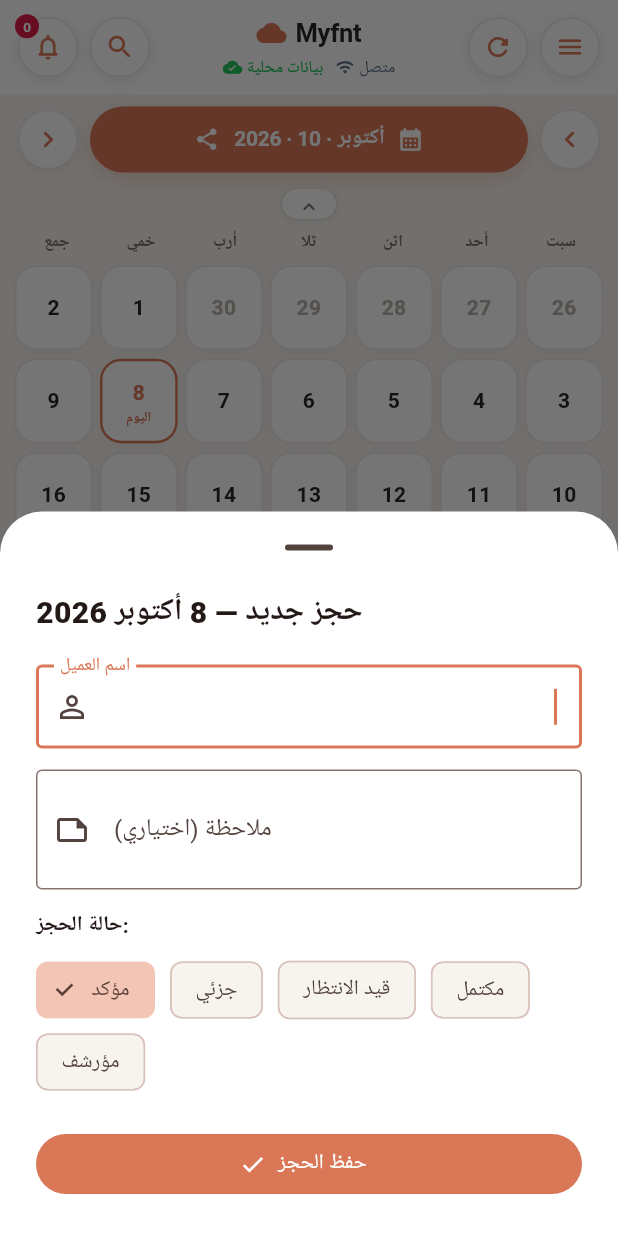
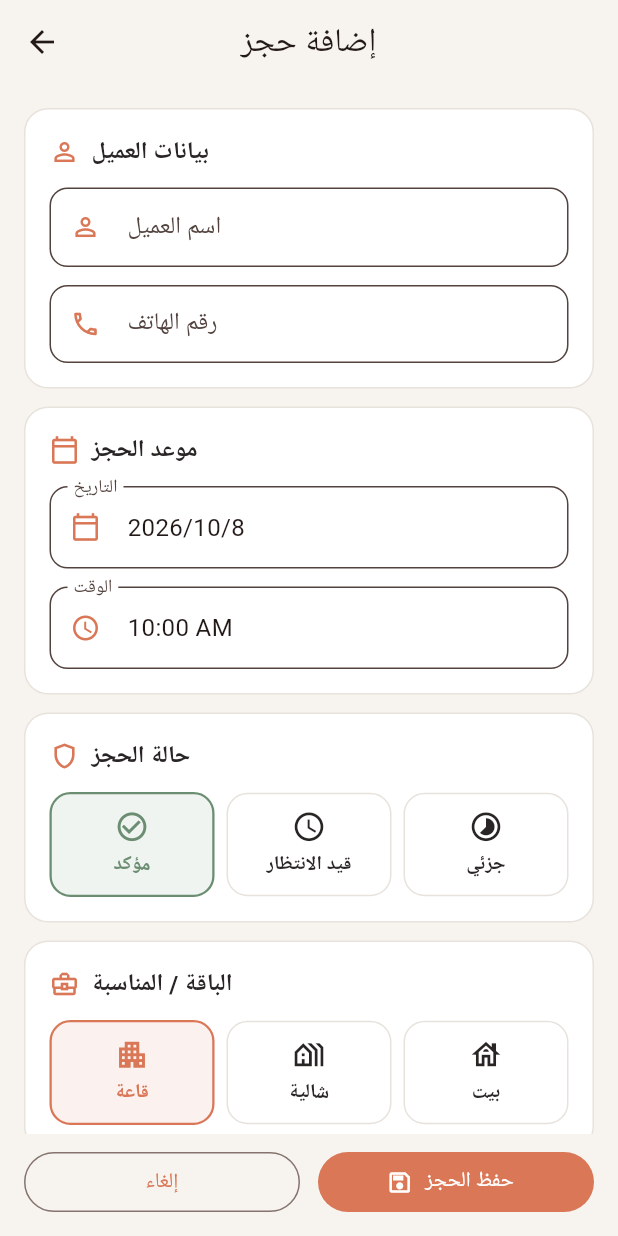
Before and after one commit to KAYANSTOR/Myfnt-app, a Flutter app: the screen it shows after launch, item 3 of the bottom bar chosen, on a phone screen of 412 x 824 dp. Run offline on Flutter 3.47's test engine with Material 3 defaults, Android fonts, the phone set to English and light mode, and no system bars; our stand-ins replace drift, drift_flutter, flutter_riverpod; accounts and stored records are empty; generated files the repository leaves out were written again; Roboto replaces fonts that are missing (Arial).

Commit message:
feat(bookings): merge full booking form and success flow
- Merge shared booking form components and semantic theme aliases\n- Add customer, phone, schedule, package, amount, payment, and notes fields\n- Connect the form to BookingController and show success actions\n- Replace the placeholder bottom sheet with the full booking screen

```diff
--- a/lib/core/theme/app_theme.dart
+++ b/lib/core/theme/app_theme.dart
@@ -18,6 +18,14 @@ abstract final class AppColors {
   static const available = Color(0xFFE7E2DC);
 
   static const error = Color(0xFFC65D5D);
+  // Semantic aliases used by the booking form components.
+  static const background = surface;
+  static const text = textDark;
+  static const muted = textMid;
+  static const border = available;
+  static const success = booked;
+  static const warning = partial;
+  static const info = Color(0xFF647488);
 }
 
 /// ثيم التطبيق الرئيسي
--- /dev/null
+++ b/lib/features/bookings/models/booking_form_models.dart
@@ -0,0 +1,41 @@
+import 'package:flutter/material.dart';
+
+import '../domain/booking.dart';
+
+enum BookingPackage { hall, chalet, house }
+
+class AddBookingInput {
+  const AddBookingInput({
+    required this.customerName,
+    required this.phone,
+    required this.startsAt,
+    required this.status,
+    required this.package,
+    required this.totalMinor,
+    required this.paidMinor,
+    required this.notes,
+  });
+
+  final String customerName;
+  final String phone;
+  final DateTime startsAt;
+  final BookingStatus status;
+  final BookingPackage package;
+  final int totalMinor;
+  final int paidMinor;
+  final String notes;
+
+  int get remainingMinor => totalMinor - paidMinor;
+}
+
+String packageLabel(BookingPackage value) => switch (value) {
+      BookingPackage.house => 'بيت',
+      BookingPackage.chalet => 'شالية',
+      BookingPackage.hall => 'قاعة',
+    };
+
+IconData packageIcon(BookingPackage value) => switch (value) {
+      BookingPackage.house => Icons.house_outlined,
+      BookingPackage.chalet => Icons.holiday_village_outlined,
+      BookingPackage.hall => Icons.apartment_outlined,
+    };
--- /dev/null
+++ b/lib/features/bookings/presentation/add_booking_screen.dart
@@ -0,0 +1,157 @@
+import 'package:flutter/material.dart';
+import 'package:flutter/services.dart';
+
+import '../../../core/theme/app_theme.dart';
+import '../domain/booking.dart';
+import '../models/booking_form_models.dart';
+import '../widgets/choice_card.dart';
+import '../widgets/section_card.dart';
+import 'booking_success_screen.dart';
+
+class AddBookingScreen extends StatefulWidget {
+  const AddBookingScreen({super.key, required this.initialDate, required this.onSave, this.currencyLabel = 'YER'});
+  final DateTime initialDate;
+  final Future<void> Function(AddBookingInput input) onSave;
+  final String currencyLabel;
+
+  @override
+  State<AddBookingScreen> createState() => _AddBookingScreenState();
+}
+
+class _AddBookingScreenState extends State<AddBookingScreen> {
+  final _formKey = GlobalKey<FormState>();
+  final _nameCtrl = TextEditingController();
+  final _phoneCtrl = TextEditingController();
+  final _totalCtrl = TextEditingController();
+  final _paidCtrl = TextEditingController(text: '0');
+  final _notesCtrl = TextEditingController();
+  late DateTime _date;
+  TimeOfDay _time = const TimeOfDay(hour: 10, minute: 0);
+  BookingStatus _status = BookingStatus.confirmed;
+  BookingPackage _package = BookingPackage.hall;
+  bool _saving = false;
+  String? _error;
+
+  @override
+  void initState() {
+    super.initState();
+    _date = DateTime(widget.initialDate.year, widget.initialDate.month, widget.initialDate.day);
+  }
+
+  @override
+  void dispose() {
+    _nameCtrl.dispose();
+    _phoneCtrl.dispose();
+    _totalCtrl.dispose();
+    _paidCtrl.dispose();
+    _notesCtrl.dispose();
+    super.dispose();
+  }
+
+  int get _total => int.tryParse(_totalCtrl.text.trim()) ?? 0;
+  int get _paid => int.tryParse(_paidCtrl.text.trim()) ?? 0;
+
+  Future<void> _pickDate() async {
+    final picked = await showDatePicker(context: context, initialDate: _date, firstDate: DateTime(2020), lastDate: DateTime(2100));
+    if (picked != null) setState(() => _date = picked);
+  }
+
+  Future<void> _pickTime() async {
+    final picked = await showTimePicker(context: context, initialTime: _time);
+    if (picked != null) setState(() => _time = picked);
+  }
+
+  Future<void> _submit() async {
+    if (!(_formKey.currentState?.validate() ?? false)) return;
+    setState(() { _saving = true; _error = null; });
+    final input = AddBookingInput(
+      customerName: _nameCtrl.text.trim(),
+      phone: _phoneCtrl.text.trim(),
+      startsAt: DateTime(_date.year, _date.month, _date.day, _time.hour, _time.minute),
+      status: _status,
+      package: _package,
+      totalMinor: _total * 100,
+      paidMinor: _paid * 100,
+      notes: _notesCtrl.text.trim(),
+    );
+    try {
+      await widget.onSave(input);
+      if (!mounted) return;
+      Navigator.of(context).pushReplacement(MaterialPageRoute(builder: (_) => BookingSuccessScreen(booking: input, onClose: () => Navigator.of(context).popUntil((route) => route.isFirst))));
+    } catch (error) {
+      if (mounted) setState(() { _saving = false; _error = 'تعذر حفظ الحجز. تحقق من البيانات وحاول مرة أخرى.'; });
+    }
+  }
+
+  String? _validateName(String? value) => (value == null || value.trim().length < 2) ? 'أدخل اسم العميل (حرفان على الأقل)' : null;
+  String? _validatePhone(String? value) {
+    final digits = (value ?? '').replaceAll(RegExp(r'[^\d]'), '');
+    return digits.length < 7 || digits.length > 15 ? 'رقم الهاتف غير صحيح' : null;
+  }
+  String? _validateTotal(String? value) => (int.tryParse(value?.trim() ?? '') ?? 0) <= 0 ? 'أدخل قيمة أكبر من صفر' : null;
+  String? _validatePaid(String? value) => (int.tryParse(value?.trim() ?? '') ?? -1) > _total ? 'المدفوع أكبر من قيمة الحجز' : null;
+
+  @override
+  Widget build(BuildContext context) {
+    final remaining = _total - _paid;
+    return Scaffold(
+      backgroundColor: AppColors.surface,
+      appBar: AppBar(title: const Text('إضافة حجز'), centerTitle: true),
+      body: Form(
+        key: _formKey,
+        child: ListView(padding: const EdgeInsets.fromLTRB(16, 16, 16, 24), children: [
+          SectionCard(title: 'بيانات العميل', icon: Icons.person_outline, child: Column(children: [
+            TextFormField(controller: _nameCtrl, textInputAction: TextInputAction.next, decoration: _decoration('اسم العميل', 'مثال: أحمد محمد', Icons.person_outline), validator: _validateName),
+            const SizedBox(height: 12),
+            TextFormField(controller: _phoneCtrl, keyboardType: TextInputType.phone, decoration: _decoration('رقم الهاتف', '77xxxxxxx', Icons.phone_outlined), validator: _validatePhone),
+          ])),
+          const SizedBox(height: 12),
+          SectionCard(title: 'موعد الحجز', icon: Icons.calendar_today_outlined, child: Column(children: [
+            _PickerField(label: 'التاريخ', value: '${_date.year}/${_date.month}/${_date.day}', icon: Icons.calendar_today_outlined, onTap: _pickDate),
+            const SizedBox(height: 12),
+            _PickerField(label: 'الوقت', value: _time.format(context), icon: Icons.access_time, onTap: _pickTime),
+          ])),
+          const SizedBox(height: 12),
+          SectionCard(title: 'حالة الحجز', icon: Icons.shield_outlined, child: _choiceRow<BookingStatus>(
+            options: const [BookingStatus.confirmed, BookingStatus.pending, BookingStatus.partial], selected: _status,
+            label: (s) => s.label, icon: (s) => s == BookingStatus.confirmed ? Icons.check_circle_outline : s == BookingStatus.pending ? Icons.schedule : Icons.timelapse,
+            accent: (s) => s == BookingStatus.confirmed ? AppColors.success : s == BookingStatus.pending ? AppColors.warning : AppColors.primary,
+            onChanged: (s) => setState(() => _status = s),
+          )),
+          const SizedBox(height: 12),
+          SectionCard(title: 'الباقة / المناسبة', icon: Icons.business_center_outlined, child: _choiceRow<BookingPackage>(
+            options: BookingPackage.values, selected: _package, label: packageLabel, icon: packageIcon,
+            accent: (_) => AppColors.primary, onChanged: (p) => setState(() => _package = p),
+          )),
+          const SizedBox(height: 12),
+          SectionCard(title: 'ملخص الحجز', icon: Icons.account_balance_wallet_outlined, child: Column(children: [
+            TextFormField(controller: _totalCtrl, keyboardType: TextInputType.number, inputFormatters: [FilteringTextInputFormatter.digitsOnly], onChanged: (_) => setState(() {}), decoration: _decoration('قيمة الحجز', widget.currencyLabel, null), validator: _validateTotal),
+            const SizedBox(height: 12),
+            TextFormField(controller: _paidCtrl, keyboardType: TextInputType.number, inputFormatters: [FilteringTextInputFormatter.digitsOnly], onChanged: (_) => setState(() {}), decoration: _decoration('المدفوع', widget.currencyLabel, null), validator: _validatePaid),
+            const Divider(height: 24),
+            Row(mainAxisAlignment: MainAxisAlignment.spaceBetween, children: [const Text('المتبقي', style: TextStyle(fontSize: 16, fontWeight: FontWeight.w700)), Text('$remaining ${widget.currencyLabel}', style: TextStyle(fontSize: 18, fontWeight: FontWeight.w700, color: remaining > 0 ? AppColors.error : AppColors.success))]),
+          ])),
+          const SizedBox(height: 12),
+          SectionCard(title: 'ملاحظات', icon: Icons.notes_outlined, child: TextFormField(controller: _notesCtrl, maxLines: 3, maxLength: 500, decoration: _decoration('', 'اكتب أي ملاحظات إضافية...', null))),
+          if (_error != null) Padding(padding: const EdgeInsets.only(top: 12), child: Text(_error!, style: const TextStyle(color: AppColors.error))),
+        ]),
+      ),
+      bottomNavigationBar: SafeArea(child: Padding(padding: const EdgeInsets.fromLTRB(16, 8, 16, 12), child: Row(children: [
+        Expanded(child: OutlinedButton(onPressed: _saving ? null : () => Navigator.of(context).pop(), child: const Text('إلغاء'))),
+        const SizedBox(width: 12),
+        Expanded(child: FilledButton.icon(onPressed: _saving ? null : _submit, icon: _saving ? const SizedBox(width: 18, height: 18, child: CircularProgressIndicator(strokeWidth: 2, color: Colors.white)) : const Icon(Icons.save_outlined), label: Text(_saving ? 'جاري الحفظ...' : 'حفظ الحجز'))),
+      ]))),
+    );
+  }
+
+  Widget _choiceRow<T>({required List<T> options, required T selected, required String Function(T) label, required IconData Function(T) icon, required Color Function(T) accent, required ValueChanged<T> onChanged}) => Row(children: [for (var i = 0; i < options.length; i++) ...[if (i > 0) const SizedBox(width: 8), Expanded(child: ChoiceCard(label: label(options[i]), icon: icon(options[i]), selected: options[i] == selected, accent: accent(options[i]), onTap: () => onChanged(options[i])))] ]);
+
+  InputDecoration _decoration(String label, String? hint, IconData? icon) => InputDecoration(labelText: label.isEmpty ? null : label, hintText: hint, prefixIcon: icon == null ? null : Icon(icon, color: AppColors.primary, size: 20), suffixText: label == 'قيمة الحجز' || label == 'المدفوع' ? widget.currencyLabel : null, filled: true, fillColor: AppColors.card, contentPadding: const EdgeInsets.symmetric(horizontal: 14, vertical: 14), border: OutlineInputBorder(borderRadius: BorderRadius.circular(12), borderSide: const BorderSide(color: AppColors.available)), focusedBorder: OutlineInputBorder(borderRadius: BorderRadius.circular(12), borderSide: const BorderSide(color: AppColors.primary, width: 1.5)));
+}
+
+class _PickerField extends StatelessWidget {
+  const _PickerField({required this.label, required this.value, required this.icon, required this.onTap});
+  final String label; final String value; final IconData icon; final VoidCallback onTap;
+  @override
+  Widget build(BuildContext context) => InkWell(onTap: onTap, borderRadius: BorderRadius.circular(12), child: InputDecorator(decoration: InputDecoration(labelText: label, prefixIcon: Icon(icon, color: AppColors.primary, size: 20), filled: true, fillColor: AppColors.card, border: OutlineInputBorder(borderRadius: BorderRadius.circular(12), borderSide: const BorderSide(color: AppColors.available))), child: Text(value, style: const TextStyle(fontSize: 16)));
+}
--- a/lib/features/bookings/presentation/add_booking_sheet.dart
+++ b/lib/features/bookings/presentation/add_booking_sheet.dart
@@ -1,185 +1,26 @@
 import 'package:flutter/material.dart';
 import 'package:flutter_riverpod/flutter_riverpod.dart';
 
-import '../../../core/theme/app_theme.dart';
-import '../domain/booking.dart';
+import '../models/booking_form_models.dart';
 import '../providers/booking_providers.dart';
+import 'add_booking_screen.dart';
 
-/// Bottom Sheet لإضافة حجز جديد
+/// يفتح نموذج الحجز الكامل المدمج مع BookingRepository.
 void showAddBookingSheet(BuildContext context, DateTime date) {
-  showModalBottomSheet<void>(
-    context: context,
-    showDragHandle: true,
-    backgroundColor: Colors.white,
-    isScrollControlled: true,
-    builder: (_) => AddBookingSheet(date: date),
-  );
+  Navigator.of(context).push(MaterialPageRoute(builder: (_) => AddBookingScreen(
+        initialDate: date,
+        onSave: (input) async {
+          final container = ProviderScope.containerOf(context, listen: false);
+          await container.read(bookingControllerProvider).addBooking(
+                customerName: input.customerName,
+                customerPhone: input.phone,
+                date: input.startsAt,
+                status: input.status,
+                note: input.notes.isEmpty ? null : input.notes,
+                amountTotal: input.totalMinor / 100,
+                amountPaid: input.paidMinor / 100,
+                packageName: packageLabel(input.package),
+              );
+        },
+      )));
 }
-
-class AddBookingSheet extends ConsumerStatefulWidget {
-  const AddBookingSheet({super.key, required this.date});
-  final DateTime date;
-
-  @override
-  ConsumerState<AddBookingSheet> createState() => _AddBookingSheetState();
-}
-
-class _AddBookingSheetState extends ConsumerState<AddBookingSheet> {
-  final _nameController = TextEditingController();
-  final _noteController = TextEditingController();
-  BookingStatus _status = BookingStatus.confirmed;
-  bool _saving = false;
-  String? _error;
-
-  @override
-  void dispose() {
-    _nameController.dispose();
-    _noteController.dispose();
-    super.dispose();
-  }
-
-  Future<void> _save() async {
-    final name = _nameController.text.trim();
-    if (name.isEmpty) {
-      setState(() => _error = 'الرجاء إدخال اسم العميل');
-      return;
-    }
-
-    setState(() {
-      _saving = true;
-      _error = null;
-    });
-
-    try {
-      await ref
-          .read(bookingControllerProvider)
-          .addBooking(
-            customerName: name,
-            date: widget.date,
-            status: _status,
-            note: _noteController.text.trim().isEmpty
-                ? null
-                : _noteController.text.trim(),
-          );
-
-      if (mounted) {
-        Navigator.pop(context);
-        ScaffoldMessenger.of(
-          context,
-        ).showSnackBar(const SnackBar(content: Text('✅ تم حفظ الحجز بنجاح')));
-      }
-    } catch (e) {
-      setState(() {
-        _error = 'حدث خطأ أثناء الحفظ';
-        _saving = false;
-      });
-    }
-  }
-
-  @override
-  Widget build(BuildContext context) {
-    final months = [
-      'يناير',
-      'فبراير',
-      'مارس',
-      'أبريل',
-      'مايو',
-      'يونيو',
-      'يوليو',
-      'أغسطس',
-      'سبتمبر',
-      'أكتوبر',
-      'نوفمبر',
-      'ديسمبر',
-    ];
-    final dateLabel =
-        '${widget.date.day} ${months[widget.date.month - 1]} ${widget.date.year}';
-
-    return Padding(
-      padding: EdgeInsets.fromLTRB(
-        24,
-        4,
-        24,
-        MediaQuery.viewInsetsOf(context).bottom + 24,
-      ),
-      child: Column(
-        mainAxisSize: MainAxisSize.min,
-        crossAxisAlignment: CrossAxisAlignment.start,
-        children: [
-          Text(
-            'حجز جديد — $dateLabel',
-            style: const TextStyle(fontSize: 20, fontWeight: FontWeight.w800),
-          ),
-          const SizedBox(height: 20),
-          TextField(
-            controller: _nameController,
-            textDirection: TextDirection.rtl,
-            decoration: const InputDecoration(
-              labelText: 'اسم العميل',
-              border: OutlineInputBorder(),
-              prefixIcon: Icon(Icons.person_outline),
-            ),
-            autofocus: true,
-          ),
-          const SizedBox(height: 14),
-          TextField(
-            controller: _noteController,
-            textDirection: TextDirection.rtl,
-            decoration: const InputDecoration(
-              labelText: 'ملاحظة (اختياري)',
-              border: OutlineInputBorder(),
-              prefixIcon: Icon(Icons.note_outlined),
-            ),
-            maxLines: 2,
-          ),
-          const SizedBox(height: 14),
-          const Text(
-            'حالة الحجز:',
-            style: TextStyle(fontWeight: FontWeight.w600),
-          ),
-          const SizedBox(height: 8),
-          Wrap(
-            spacing: 10,
-            children: BookingStatus.values
-                .where((s) => s != BookingStatus.cancelled)
-                .map(
-                  (s) => ChoiceChip(
-                    label: Text(s.label),
-                    selected: _status == s,
-                    onSelected: (_) => setState(() => _status = s),
-                    selectedColor: AppColors.primaryLight,
-                  ),
-                )
-                .toList(),
-          ),
-          if (_error != null) ...[
-            const SizedBox(height: 10),
-            Text(
-              _error!,
-              style: const TextStyle(color: AppColors.error, fontSize: 13),
-            ),
-          ],
-          const SizedBox(height: 20),
-          SizedBox(
-            width: double.infinity,
-            child: FilledButton.icon(
-              onPressed: _saving ? null : _save,
-              style: FilledButton.styleFrom(backgroundColor: AppColors.primary),
-              icon: _saving
-                  ? const SizedBox(
-                      width: 18,
-                      height: 18,
-                      child: CircularProgressIndicator(
-                        color: Colors.white,
-                        strokeWidth: 2,
-                      ),
-                    )
-                  : const Icon(Icons.check),
-              label: Text(_saving ? 'جاري الحفظ...' : 'حفظ الحجز'),
-            ),
-          ),
-        ],
-      ),
-    );
-  }
-}
--- /dev/null
+++ b/lib/features/bookings/widgets/choice_card.dart
@@ -0,0 +1,43 @@
+import 'package:flutter/material.dart';
+import '../../../core/theme/app_theme.dart';
+
+class ChoiceCard extends StatelessWidget {
+  const ChoiceCard({super.key, required this.label, required this.icon, required this.selected, required this.onTap, this.accent = AppColors.primary});
+  final String label;
+  final IconData icon;
+  final bool selected;
+  final VoidCallback onTap;
+  final Color accent;
+
+  @override
+  Widget build(BuildContext context) {
+    final color = selected ? accent : AppColors.textDark;
+    return Semantics(
+      button: true,
+      selected: selected,
+      label: label,
+      child: Material(
+        color: selected ? accent.withValues(alpha: .10) : AppColors.card,
+        borderRadius: BorderRadius.circular(14),
+        child: InkWell(
+          onTap: onTap,
+          borderRadius: BorderRadius.circular(14),
+          child: AnimatedContainer(
+            duration: const Duration(milliseconds: 180),
+            constraints: const BoxConstraints(minHeight: 64),
+            padding: const EdgeInsets.symmetric(vertical: 10, horizontal: 6),
+            decoration: BoxDecoration(
+              borderRadius: BorderRadius.circular(14),
+              border: Border.all(color: selected ? accent : AppColors.available, width: selected ? 1.5 : 1),
+            ),
+            child: Column(mainAxisAlignment: MainAxisAlignment.center, children: [
+              Icon(icon, size: 23, color: color),
+              const SizedBox(height: 5),
+              Text(label, textAlign: TextAlign.center, style: TextStyle(fontSize: 13, fontWeight: FontWeight.w600, color: color)),
+            ]),
+          ),
+        ),
+      ),
+    );
+  }
+}
--- /dev/null
+++ b/lib/features/bookings/widgets/section_card.dart
@@ -0,0 +1,25 @@
+import 'package:flutter/material.dart';
+import '../../../core/theme/app_theme.dart';
+
+class SectionCard extends StatelessWidget {
+  const SectionCard({super.key, required this.title, required this.icon, required this.child});
+  final String title;
+  final IconData icon;
+  final Widget child;
+
+  @override
+  Widget build(BuildContext context) => Container(
+        width: double.infinity,
+        padding: const EdgeInsets.all(16),
+        decoration: BoxDecoration(
+          color: AppColors.card,
+          borderRadius: BorderRadius.circular(16),
+          border: Border.all(color: AppColors.available),
+        ),
+        child: Column(crossAxisAlignment: CrossAxisAlignment.start, children: [
+          Row(children: [Icon(icon, size: 20, color: AppColors.primary), const SizedBox(width: 8), Text(title, style: const TextStyle(fontSize: 16, fontWeight: FontWeight.w700, color: AppColors.textDark))]),
+          const SizedBox(height: 12),
+          child,
+        ]),
+      );
+}
```
Also changed, not shown: lib/features/bookings/presentation/booking_success_screen.dart (added, +39 -0 lines), lib/features/bookings/presentation/success_action_card.dart (added, +22 -0 lines), lib/features/bookings/presentation/success_palette.dart (added, +16 -0 lines).
